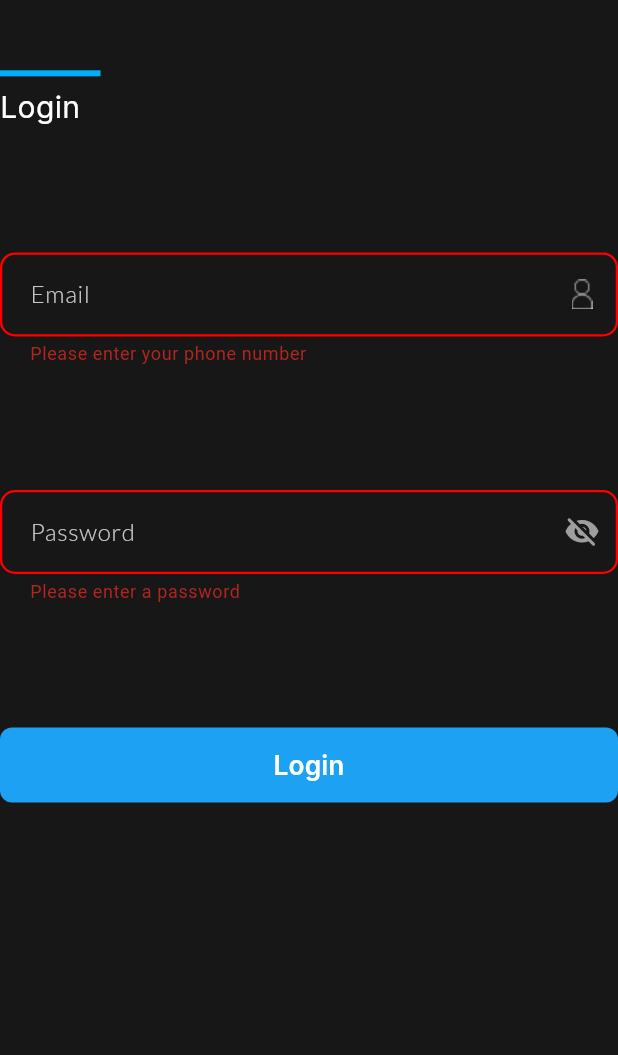
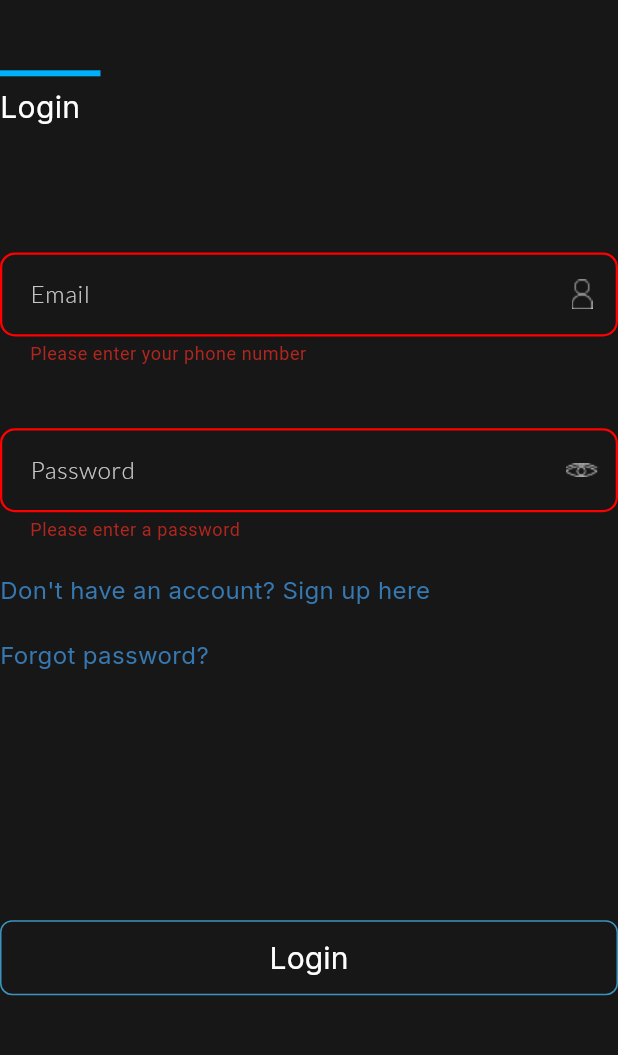
Before and after one commit to WalletGuruLLC/wg-mobile, a Flutter app: the LoginForm widget shown alone on an empty page, opened directly, after a tap on "Login", on a phone screen of 412 x 824 dp, the part 74-1129 px from its top. Run offline on Flutter 3.47's test engine with Material 3 defaults, Android fonts, the phone set to English and light mode, and no system bars; our stand-ins replace either_dart, equatable, flutter_bloc, go_router, google_fonts, kiwi and 1 more; accounts and stored records are empty; generated files the repository leaves out were written again.

Commit message:
[Feature/Add] Se finaliza pantalla de log-in responsiva para diferentes dispositivos. Además, se mejora llamado de los assets abstrayendo los mismos. Igualmente, se agregan colores para los campos correspondientes

```diff
--- a/lib/infrastructure/core/routes/router.dart
+++ b/lib/infrastructure/core/routes/router.dart
@@ -16,7 +16,7 @@ class WalletGuruRouter {
     GoRoute(
       name: Routes.splash.name,
       path: Routes.splash.path,
-      builder: (context, state) => const LoginPage(),
+      builder: (context, state) => const SplashScreenPage(),
     ),
     GoRoute(
       name: Routes.signUp.name,
@@ -26,11 +26,8 @@ class WalletGuruRouter {
       ),
     ),
     GoRoute(
-      name: Routes.logIn.name,
-      path: Routes.logIn.path,
-      builder: (context, state) => const MyHomePage(
-        title: 'hola',
-      ),
-    ),
+        name: Routes.logIn.name,
+        path: Routes.logIn.path,
+        builder: (context, state) => const LoginPage()),
   ];
 }
--- a/lib/presentation/core/assets/assets.dart
+++ b/lib/presentation/core/assets/assets.dart
@@ -4,9 +4,10 @@ class Assets {
 
   // IMAGES
   static const iconLogoSplash = '${base}wallet_logo_white.png';
-  static const icon = 'assets/images/icon.png';
-  static const iconLogo = 'assets/wallet_guru_logo_dark.png';
-  static const emailLogo = 'assets/wallet_guru_email_icon.png';
+  static const icon = '${base}images/icon.png';
+  static const iconLogo = '${base}wallet_guru_logo_dark.png';
+  static const emailLogo = '${base}wallet_guru_email_icon.png';
+  static const passwordLogo = '${base}wallet_guru_password_icon.png';
   // Audio
   static const warning = 'audio/warning.mp3';
 
--- a/lib/presentation/core/styles/colors/app_colors.dart
+++ b/lib/presentation/core/styles/colors/app_colors.dart
@@ -35,4 +35,5 @@ abstract class AppCustomColors {
   LinearGradient get backgroundGradient;
   Color get errorColor;
   Color get lineColor;
+  Color get buttonBorderColor;
 }
--- a/lib/presentation/core/styles/schemas/dark_color_schema.dart
+++ b/lib/presentation/core/styles/schemas/dark_color_schema.dart
@@ -30,7 +30,7 @@ class DarkColorScheme implements AppCustomColors {
   Color get secondaryText => const Color(0xFFFFFFFF);
 
   @override
-  Color get terciaryText => const Color(0xFF1DA1F2);
+  Color get terciaryText => const Color(0xFF3678B1);
 
   @override
   Color get accentText => const Color(0xFFFFFFFF);
@@ -107,4 +107,7 @@ class DarkColorScheme implements AppCustomColors {
 
   @override
   Color get lineColor => const Color(0xFF00B0FB);
+
+  @override
+  Color get buttonBorderColor => const Color(0xFF3C93BE);
 }
--- a/lib/presentation/core/styles/schemas/light_color_schema.dart
+++ b/lib/presentation/core/styles/schemas/light_color_schema.dart
@@ -30,7 +30,7 @@ class LightColorSchema implements AppCustomColors {
   Color get secondaryText => const Color(0xFFFFFFFF);
 
   @override
-  Color get terciaryText => const Color(0xFF1DA1F2);
+  Color get terciaryText => const Color(0xFF3678B1);
 
   @override
   Color get accentText => const Color(0xFFFFFFFF);
@@ -106,4 +106,7 @@ class LightColorSchema implements AppCustomColors {
 
   @override
   Color get lineColor => const Color(0xFF00B0FB);
+
+  @override
+  Color get buttonBorderColor => const Color(0xFF3C93BE);
 }
--- a/lib/presentation/core/widgets/password_form.dart
+++ b/lib/presentation/core/widgets/password_form.dart
@@ -1,5 +1,6 @@
 import 'package:flutter/material.dart';
 import 'package:wallet_guru/application/core/validations/validations.dart';
+import 'package:wallet_guru/presentation/core/assets/assets.dart';
 import 'package:wallet_guru/presentation/core/styles/text_styles/app_text_styles.dart';
 import 'base_text_form_field.dart';
 
@@ -28,13 +29,6 @@ class _PasswordFormState extends State<PasswordForm> {
 
   @override
   Widget build(BuildContext context) {
-    final OutlineInputBorder defaultBorder = OutlineInputBorder(
-      borderRadius: BorderRadius.circular(10.0),
-      borderSide: BorderSide(
-        color: Colors.grey[400]!,
-        width: 1.5,
-      ),
-    );
     return Column(
       crossAxisAlignment: CrossAxisAlignment.start,
       children: [
@@ -56,11 +50,10 @@ class _PasswordFormState extends State<PasswordForm> {
                 _obscureText = !_obscureText;
               });
             },
-            child: Icon(
-              _obscureText
-                  ? Icons.visibility_off_rounded
-                  : Icons.visibility_rounded,
-              color: Colors.grey,
+            child: Image.asset(
+              Assets.passwordLogo,
+              width: 20,
+              height: 20,
             ),
           ),
           validator: (value, context) => Validators.validatePassword(value),
--- a/lib/presentation/login/widgets/login_form.dart
+++ b/lib/presentation/login/widgets/login_form.dart
@@ -1,5 +1,4 @@
 import 'package:flutter/material.dart';
-import 'package:flutter/widgets.dart';
 import 'package:wallet_guru/presentation/core/assets/assets.dart';
 import 'package:wallet_guru/presentation/core/styles/schemas/app_color_schema.dart';
 import 'package:wallet_guru/presentation/core/widgets/custom_button.dart';
@@ -48,18 +47,33 @@ class LoginFormState extends State<LoginForm> {
             initialValue: _email,
             onChanged: _onEmailChanged,
           ),
-          SizedBox(height: size * 0.1),
+          SizedBox(height: size * 0.05),
           PasswordForm(
             initialValue: _password,
             onChanged: _onPasswordChanged,
           ),
-          SizedBox(height: size * 0.1),
+          SizedBox(height: size * 0.025),
+          TextBase(
+              color: AppColorSchema.of(context).terciaryText,
+              text: 'Don\'t have an account? Sign up here',
+              fontSize: 16,
+              fontWeight: FontWeight.w400),
+          SizedBox(height: size * 0.025),
+          TextBase(
+              color: AppColorSchema.of(context).terciaryText,
+              text: 'Forgot password?',
+              fontSize: 16,
+              fontWeight: FontWeight.w400),
+          SizedBox(height: size * 0.2),
           CustomButton(
+            border:
+                Border.all(color: AppColorSchema.of(context).buttonBorderColor),
+            color: Colors.transparent,
             text: 'Login',
+            fontSize: 20,
+            fontWeight: FontWeight.w400,
             onPressed: () {
-              if (_formKey.currentState!.validate()) {
-                print('Login');
-              }
+              if (_formKey.currentState!.validate()) {}
             },
           ),
         ],
```
Also changed, not shown: assets/wallet_guru_password_icon.png (added).
